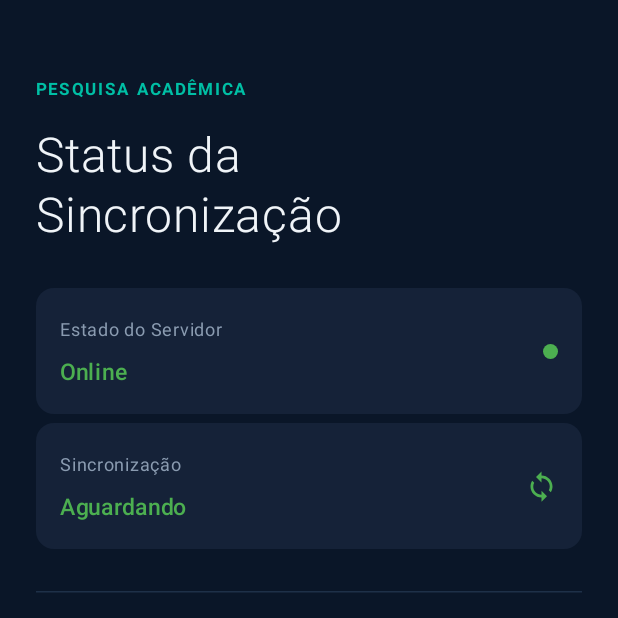
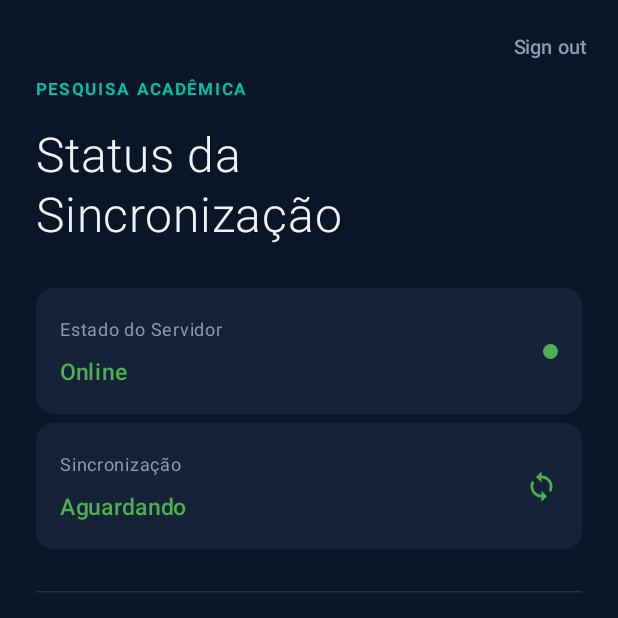
Before and after one commit to PulseLabProject/pulse-wear-mobile, an Android app built with Jetpack Compose: the MainActivity screen opened directly, with no data from a screen before it, on a phone screen of 412 x 824 dp, the top half of it. Run offline under Robolectric (Android 15) with nearby library versions, the phone set to English and light mode, and no system bars; libraries missing offline, so code that uses them is left out: com.clerk.api.

Commit message:
feat: [US-006] - Add sign-out button to StatusScreen

```diff
--- a/app/src/main/java/com/pl/pulselab/StatusScreen.kt
+++ b/app/src/main/java/com/pl/pulselab/StatusScreen.kt
@@ -32,6 +32,7 @@ import androidx.compose.material.icons.outlined.CheckCircle
 import androidx.compose.material.icons.outlined.FavoriteBorder
 import androidx.compose.material.icons.outlined.Psychology
 import androidx.compose.material.icons.outlined.Sync
+import androidx.compose.material3.TextButton
 import androidx.compose.material3.HorizontalDivider
 import androidx.compose.material3.Icon
 import androidx.compose.material3.Text
@@ -71,10 +72,11 @@ private val Red = Color(0xFFEF5350)
 private data class SensorReading(val icon: ImageVector, val label: String, val value: String, val unit: String)
 
 @Composable
-fun StatusScreen(viewModel: StatusViewModel) {
+fun StatusScreen(viewModel: StatusViewModel, onSignOut: () -> Unit = {}) {
     val uiState by viewModel.statusUiState.collectAsState()
     StatusScreenContent(
         uiState = uiState,
+        onSignOut = onSignOut,
         onInjectDebugReading = { viewModel.injectDebugReading() }
     )
 }
@@ -82,6 +84,7 @@ fun StatusScreen(viewModel: StatusViewModel) {
 @Composable
 fun StatusScreenContent(
     uiState: StatusUiState,
+    onSignOut: () -> Unit = {},
     onInjectDebugReading: (() -> Unit)? = null
 ) {
     var visible by remember { mutableStateOf(false) }
@@ -129,6 +132,15 @@ fun StatusScreenContent(
             .background(Navy)
             .alpha(alpha)
     ) {
+        TextButton(
+            onClick = onSignOut,
+            modifier = Modifier
+                .align(Alignment.TopEnd)
+                .padding(top = 8.dp, end = 8.dp)
+        ) {
+            Text("Sign out", color = TextSecondary, fontSize = 13.sp)
+        }
+
         Column(
             modifier = Modifier
                 .fillMaxSize()
@@ -321,7 +333,7 @@ private fun ReadingCard(reading: SensorReading) {
 @Preview(showSystemUi = true)
 @Composable
 fun StatusScreenPreview() {
-    StatusScreenContent(uiState = StatusUiState())
+    StatusScreenContent(uiState = StatusUiState(), onSignOut = {})
 }
 
 @Preview(showSystemUi = true)
@@ -333,6 +345,7 @@ fun StatusScreenMonitoringPreview() {
             isSyncing = false,
             lastSyncTime = "14:32",
             syncError = null
-        )
+        ),
+        onSignOut = {}
     )
 }
```
